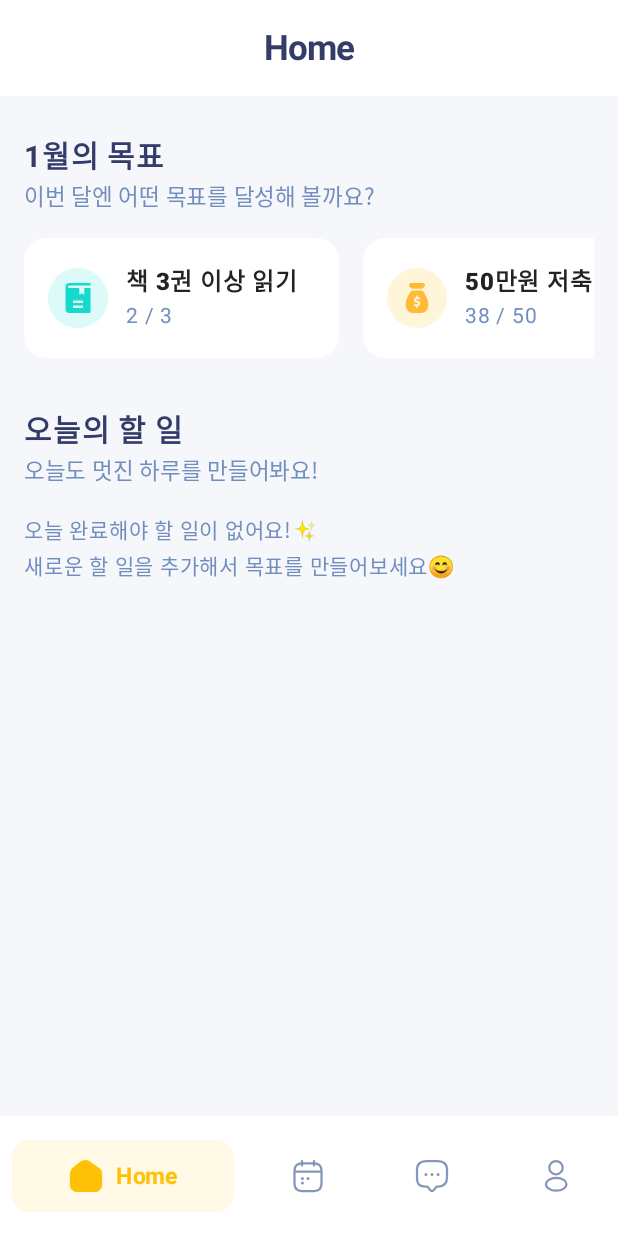
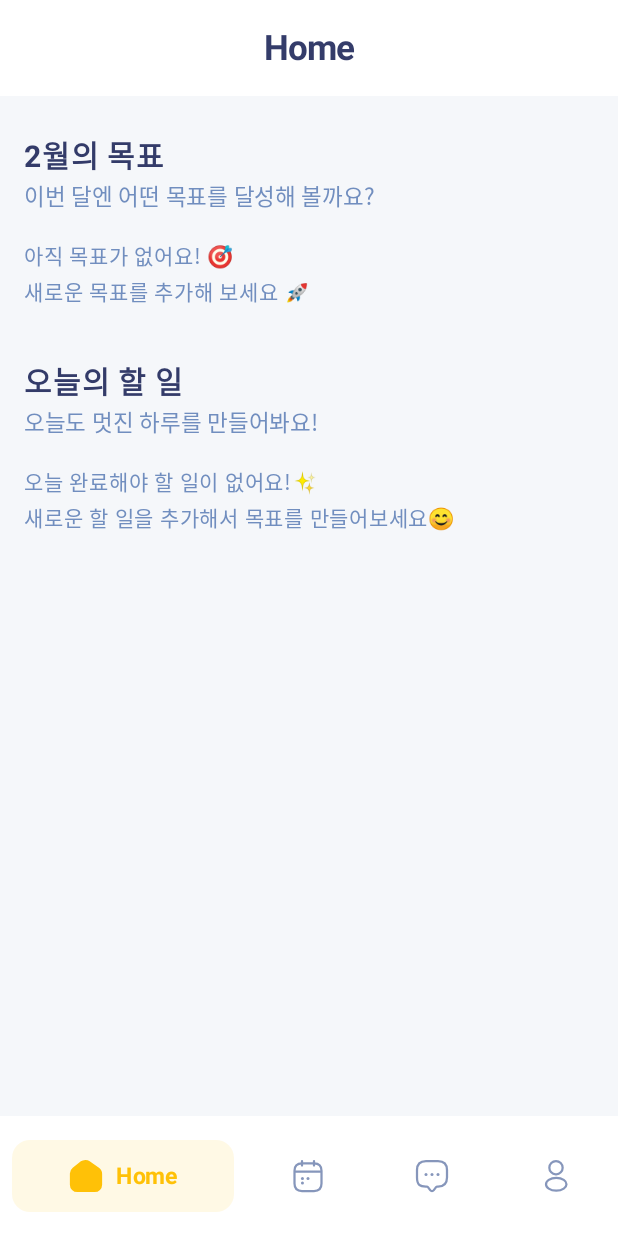
Before and after one commit to yesue2/Pico-App, an Android app built with Jetpack Compose: the composable Main shown on its own in the app's theme, on a phone screen of 412 x 824 dp. Run offline under Robolectric (Android 15) with nearby library versions, the phone set to English and light mode, and no system bars.

Commit message:
:sparkles: feat: 이달의 목표 Room 데이터베이스 구현 및 Home 화면 표출 기능 추가

```diff
--- a/app/src/main/java/com/example/pico/MainActivity.kt
+++ b/app/src/main/java/com/example/pico/MainActivity.kt
@@ -28,6 +28,8 @@ import com.example.pico.ui.views.StartScreen2
 import com.example.pico.ui.views.StartScreen3
 import com.example.pico.viewmodel.DailyTodoViewModel
 import com.example.pico.viewmodel.DailyTodoViewModelFactory
+import com.example.pico.viewmodel.MonthlyGoalViewModel
+import com.example.pico.viewmodel.MonthlyGoalViewModelFactory
 
 class MainActivity : ComponentActivity() {
     private lateinit var sharedPreferences: SharedPreferences
@@ -39,9 +41,12 @@ class MainActivity : ComponentActivity() {
         val isFirstLaunch = sharedPreferences.getBoolean("isFirstLaunch", true)
 
         val app = application as TodoApp
-        val viewModelFactory = DailyTodoViewModelFactory(app.repository)
-        val viewModel =
-            ViewModelProvider(this, viewModelFactory).get(DailyTodoViewModel::class.java)
+        val dailyViewModelFactory = DailyTodoViewModelFactory(app.dailyRepository)
+        val monthlyViewModelFactory = MonthlyGoalViewModelFactory(app.monthlyRepository)
+        val dailyViewModel =
+            ViewModelProvider(this, dailyViewModelFactory).get(DailyTodoViewModel::class.java)
+        val monthlyViewModel =
+            ViewModelProvider(this, monthlyViewModelFactory).get(MonthlyGoalViewModel::class.java)
 
         setContent {
             PicoTheme {
@@ -49,7 +54,7 @@ class MainActivity : ComponentActivity() {
                     modifier = Modifier.fillMaxSize(),
                     color = MaterialTheme.colorScheme.background
                 ) {
-                    Main(viewModel, isFirstLaunch) {
+                    Main(dailyViewModel, monthlyViewModel, isFirstLaunch) {
                         // 앱 최초 실행 여부 저장
                         sharedPreferences.edit().putBoolean("isFirstLaunch", false).apply()
                     }
@@ -60,7 +65,7 @@ class MainActivity : ComponentActivity() {
 }
 
 @Composable
-fun Main(viewModel: DailyTodoViewModel, isFirstLaunch: Boolean, onFirstLaunchComplete: () -> Unit) {
+fun Main(dailyViewModel: DailyTodoViewModel, monthlyViewModel: MonthlyGoalViewModel, isFirstLaunch: Boolean, onFirstLaunchComplete: () -> Unit) {
     val navController = rememberNavController()
 
     LaunchedEffect(isFirstLaunch) {
@@ -84,13 +89,13 @@ fun Main(viewModel: DailyTodoViewModel, isFirstLaunch: Boolean, onFirstLaunchCom
                 // 랜딩 페이지 완료 시 호출
                 LaunchedEffect(Unit) { onFirstLaunchComplete() }
             }
-            composable("home") { HomeScreen(navController = navController, viewModel = viewModel) }
-            composable("schedule") { ScheduleScreen(navController, viewModel) }
-            composable("add") { AddScreen(navController = navController, viewModel = viewModel) }
-            composable("my") { MyScreen(navController, viewModel) }
+            composable("home") { HomeScreen(navController = navController, dailyViewModel, monthlyViewModel) }
+            composable("schedule") { ScheduleScreen(navController, dailyViewModel) }
+            composable("add") { AddScreen(navController = navController, dailyViewModel, monthlyViewModel) }
+            composable("my") { MyScreen(navController, dailyViewModel) }
             composable("detail/{todoId}") { backStackEntry ->
                 val todoId = backStackEntry.arguments?.getString("todoId")!!.toInt()
-                DetailScreen(navController = navController, viewModel = viewModel, todoId = todoId)
+                DetailScreen(navController = navController, viewModel = dailyViewModel, todoId = todoId)
             }
         }
     }
--- a/app/src/main/java/com/example/pico/data/daily/DailyTodoDao.kt
+++ b/app/src/main/java/com/example/pico/data/daily/DailyTodoDao.kt
@@ -6,13 +6,13 @@ import kotlinx.coroutines.flow.Flow
 @Dao
 interface DailyTodoDao {
     @Insert(onConflict = OnConflictStrategy.REPLACE)
-    suspend fun insert(daily: DailyTodoEntity)
+    suspend fun insertDaily(daily: DailyTodoEntity)
 
     @Update
-    suspend fun update(daily: DailyTodoEntity)
+    suspend fun updateDaily(daily: DailyTodoEntity)
 
     @Delete
-    suspend fun deleteAllTodos(daily: DailyTodoEntity)
+    suspend fun deleteDaily(daily: DailyTodoEntity)
 
     // 미완료 task => schedule 화면
     @Query("select * from daily_table where isCompleted = 0 order by dueDate asc, importance asc")
--- /dev/null
+++ b/app/src/main/java/com/example/pico/data/monthly/MonthlyGoalDao.kt
@@ -0,0 +1,30 @@
+package com.example.pico.data.monthly
+
+import androidx.room.*
+import kotlinx.coroutines.flow.Flow
+
+@Dao
+interface MonthlyGoalDao {
+
+    @Insert(onConflict = OnConflictStrategy.REPLACE)
+    suspend fun insertGoal(goal: MonthlyGoalEntity)
+
+    @Update
+    suspend fun updateGoal(goal: MonthlyGoalEntity)
+
+    @Delete
+    suspend fun deleteGoal(goal: MonthlyGoalEntity)
+
+    // id별 데이터 조회 => Detail 화면
+    @Query("SELECT * FROM monthly_goals WHERE id = :goalId")
+    suspend fun getGoalById(goalId: Int): MonthlyGoalEntity?
+
+
+    // 모든 데이터 조회 => Home 화면
+    @Query("SELECT * FROM monthly_goals ORDER BY endDate ASC")
+    fun getAllGoals(): Flow<List<MonthlyGoalEntity>>
+
+    // 진행상황 업데이트
+    @Query("UPDATE monthly_goals SET progress = progress + 1 WHERE id = :goalId")
+    suspend fun incrementProgress(goalId: Int)
+}
--- a/app/src/main/java/com/example/pico/ui/components/GoalCard.kt
+++ b/app/src/main/java/com/example/pico/ui/components/GoalCard.kt
@@ -25,6 +25,8 @@ import com.example.pico.ui.theme.PicoTheme
 
 @Composable
 fun GoalCard(goal: String, progress: String, icon: Painter, backgroundColor: Color) {
+    val displayedGoal = if (goal.length > 10) goal.take(8) + "..." else goal
+
     Surface(
         modifier = Modifier
             .height(80.dp)
@@ -63,7 +65,7 @@ fun GoalCard(goal: String, progress: String, icon: Painter, backgroundColor: Col
                 verticalArrangement = Arrangement.SpaceBetween
             ) {
                 Text(
-                    text = goal,
+                    text = displayedGoal,
                     fontSize = 16.sp,
                     fontWeight = FontWeight.ExtraBold,
                     color = MaterialTheme.colorScheme.secondary
--- a/app/src/main/java/com/example/pico/ui/components/TextBox.kt
+++ b/app/src/main/java/com/example/pico/ui/components/TextBox.kt
@@ -30,6 +30,8 @@ import com.example.pico.ui.theme.PicoTheme
 
 @Composable
 fun TextBox(title: String, detail: String, icon: Painter, backgroundColor: Color) {
+    val displayedTitle = if (title.length > 10) title.take(8) + "..." else title
+
     Surface(
         color = MaterialTheme.colorScheme.tertiary
     ) {
@@ -57,7 +59,7 @@ fun TextBox(title: String, detail: String, icon: Painter, backgroundColor: Color
             Column(
                 modifier = Modifier.weight(1f)
             ) {
-                Text(text = title, fontSize = 16.sp, fontWeight = FontWeight.Bold)
+                Text(text = displayedTitle, fontSize = 16.sp, fontWeight = FontWeight.Bold)
                 Text(text = detail, fontSize = 14.sp, color = Color.Gray)
             }
         }
--- a/app/src/main/java/com/example/pico/ui/views/HomeScreen.kt
+++ b/app/src/main/java/com/example/pico/ui/views/HomeScreen.kt
@@ -1,5 +1,7 @@
 package com.example.pico.ui.views
 
+import android.os.Build
+import androidx.annotation.RequiresApi
 import androidx.compose.foundation.background
 import androidx.compose.foundation.layout.Arrangement
 import androidx.compose.foundation.layout.Column
@@ -10,12 +12,14 @@ import androidx.compose.foundation.layout.height
 import androidx.compose.foundation.layout.padding
 import androidx.compose.foundation.lazy.LazyColumn
 import androidx.compose.foundation.lazy.LazyRow
+import androidx.compose.foundation.lazy.items
 import androidx.compose.material3.MaterialTheme
 import androidx.compose.material3.Scaffold
 import androidx.compose.material3.Text
 import androidx.compose.runtime.Composable
 import androidx.compose.runtime.LaunchedEffect
 import androidx.compose.runtime.collectAsState
+import androidx.compose.runtime.remember
 import androidx.compose.ui.Modifier
 import androidx.compose.ui.res.painterResource
 import androidx.compose.ui.text.font.FontWeight
@@ -32,12 +36,13 @@ import com.example.pico.ui.theme.BackGreen
 import com.example.pico.ui.theme.BackPink
 import com.example.pico.ui.theme.BackYellow
 import com.example.pico.viewmodel.DailyTodoViewModel
+import com.example.pico.viewmodel.MonthlyGoalViewModel
 
 @Composable
-fun HomeScreen(navController: NavController, viewModel: DailyTodoViewModel) {
+fun HomeScreen(navController: NavController, dailyViewModel: DailyTodoViewModel, monthlyViewModel: MonthlyGoalViewModel) {
 
     LaunchedEffect(Unit) {
-        viewModel.loadTodayTodos()
+        dailyViewModel.loadTodayTodos()
     }
 
     Scaffold(
@@ -53,11 +58,11 @@ fun HomeScreen(navController: NavController, viewModel: DailyTodoViewModel) {
             verticalArrangement = Arrangement.spacedBy(16.dp)
         ) {
             item {
-                MonthlyGoalSection()
+                MonthlyGoalSection(monthlyViewModel)
             }
 
             item {
-                TodayTasksSection(viewModel, navController)
+                TodayTasksSection(dailyViewModel, navController)
             }
 
 /*            item {
@@ -67,15 +72,19 @@ fun HomeScreen(navController: NavController, viewModel: DailyTodoViewModel) {
     }
 }
 
+@RequiresApi(Build.VERSION_CODES.O)
 @Composable
-fun MonthlyGoalSection() {
+fun MonthlyGoalSection(viewModel: MonthlyGoalViewModel) {
+    val currentMonth = remember { java.time.LocalDate.now().monthValue } // 현재 월 가져오기
+    val monthlyGoals = viewModel.getAllGoals().collectAsState(initial = emptyList()).value // DB에서 목표 불러오기
+
     Column(
         modifier = Modifier
             .fillMaxWidth()
             .padding(vertical = 8.dp)
     ) {
         Text(
-            text = "1월의 목표",
+            text = "${currentMonth}월의 목표",
             fontSize = 20.sp,
             fontWeight = FontWeight.Bold,
             color = MaterialTheme.colorScheme.onBackground
@@ -88,15 +97,39 @@ fun MonthlyGoalSection() {
 
         Spacer(modifier = Modifier.height(16.dp))
 
-        LazyRow(
-            horizontalArrangement = Arrangement.spacedBy(16.dp),
-            modifier = Modifier.fillMaxWidth()
-        ) {
-            item {
-                GoalCard(goal = "책 3권 이상 읽기", progress = "2 / 3", painterResource(id = R.drawable.ic_study), BackGreen)
-            }
-            item {
-                GoalCard(goal = "50만원 저축", progress = "38 / 50", painterResource(id = R.drawable.ic_invest), BackYellow)
+        if (monthlyGoals.isEmpty()) {
+            Text(
+                text = "아직 목표가 없어요! 🎯\n새로운 목표를 추가해 보세요 🚀",
+                fontSize = 14.sp,
+                color = MaterialTheme.colorScheme.onPrimary
+            )
+        } else {
+            LazyRow(
+                horizontalArrangement = Arrangement.spacedBy(16.dp),
+                modifier = Modifier.fillMaxWidth()
+            ) {
+                items(monthlyGoals) { goal ->
+                    val (iconResId, backgroundColor) = when (goal.category) {
+                        1 -> R.drawable.ic_company to BackBlue
+                        2 -> R.drawable.ic_personal to BackPink
+                        3 -> R.drawable.ic_shopping to BackYellow
+                        4 -> R.drawable.ic_study to BackGreen
+                        5 -> R.drawable.ic_friend to BackBlue
+                        6 -> R.drawable.ic_invest to BackYellow
+                        7 -> R.drawable.ic_health to BackGreen
+                        8 -> R.drawable.ic_hobby to BackPink
+                        9 -> R.drawable.ic_housework to BackPink
+                        10 -> R.drawable.ic_etc to BackYellow
+                        else -> R.drawable.ic_etc to BackYellow
+                    }
+
+                    GoalCard(
+                        goal = goal.title,
+                        progress = "${goal.progress} / ${goal.goalAmount} ${goal.unit}",
+                        icon = painterResource(id = iconResId),
+                        backgroundColor = backgroundColor
+                    )
+                }
             }
         }
     }
--- a/app/src/main/java/com/example/pico/viewmodel/DailyTodoViewModel.kt
+++ b/app/src/main/java/com/example/pico/viewmodel/DailyTodoViewModel.kt
@@ -90,7 +90,7 @@ class DailyTodoViewModel(private val repository: DailyTodoRepository) : ViewMode
     // Todo 업데이트
     fun updateDaily(todo: DailyTodoEntity) {
         viewModelScope.launch {
-            repository.update(todo)
+            repository.updateDaily(todo)
         }
     }
 
```
Also changed, not shown: app/src/main/java/com/example/pico/TodoApp.kt (+8 -2 lines), app/src/main/java/com/example/pico/data/monthly/MonthlyGoalDatabase.kt (added, +28 -0 lines), app/src/main/java/com/example/pico/data/monthly/MonthlyGoalEntity.kt (added, +19 -0 lines), app/src/main/java/com/example/pico/repository/DailyTodoRepository.kt (+5 -5 lines), app/src/main/java/com/example/pico/repository/MonthlyGoalRepository.kt (added, +32 -0 lines), app/src/main/java/com/example/pico/ui/components/AddMonthlyGoalForm.kt (added, +148 -0 lines), app/src/main/java/com/example/pico/ui/views/AddScreen.kt (+9 -4 lines), app/src/main/java/com/example/pico/viewmodel/MonthlyGoalViewModel.kt (added, +52 -0 lines).
